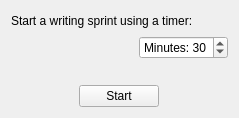
Before: the Qt Designer form ui/timer_setup_widget.ui in zkovari/plotlyst, drawn with Qt 5.
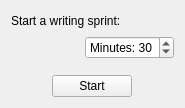
After: the same form once the commit is applied.

```diff
--- a/ui/timer_setup_widget.ui
+++ b/ui/timer_setup_widget.ui
@@ -6,8 +6,8 @@
    <rect>
     <x>0</x>
     <y>0</y>
-    <width>239</width>
-    <height>118</height>
+    <width>185</width>
+    <height>108</height>
    </rect>
   </property>
   <property name="sizePolicy">
@@ -23,7 +23,7 @@
    <item>
     <widget class="QLabel" name="label">
      <property name="text">
-      <string>Start a writing sprint using a timer:</string>
+      <string>Start a writing sprint:</string>
      </property>
     </widget>
    </item>
@@ -35,6 +35,9 @@
        <verstretch>0</verstretch>
       </sizepolicy>
      </property>
+     <property name="specialValueText">
+      <string/>
+     </property>
      <property name="prefix">
       <string>Minutes: </string>
      </property>
@@ -57,7 +60,7 @@
      <property name="sizeHint" stdset="0">
       <size>
        <width>40</width>
-       <height>20</height>
+       <height>10</height>
       </size>
      </property>
     </spacer>
```
